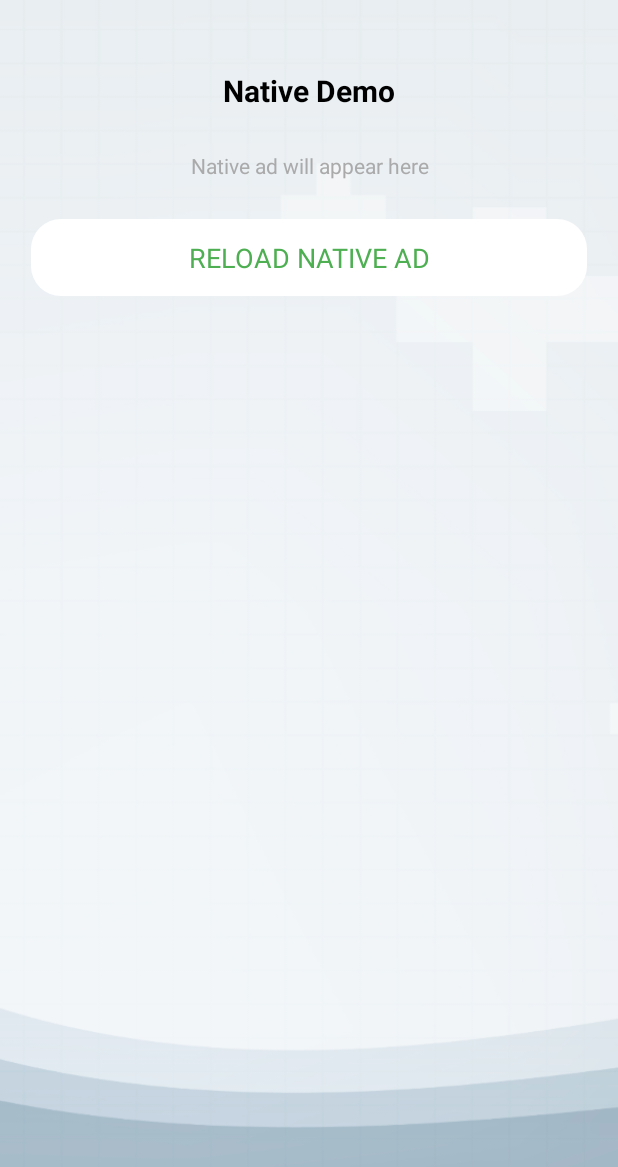
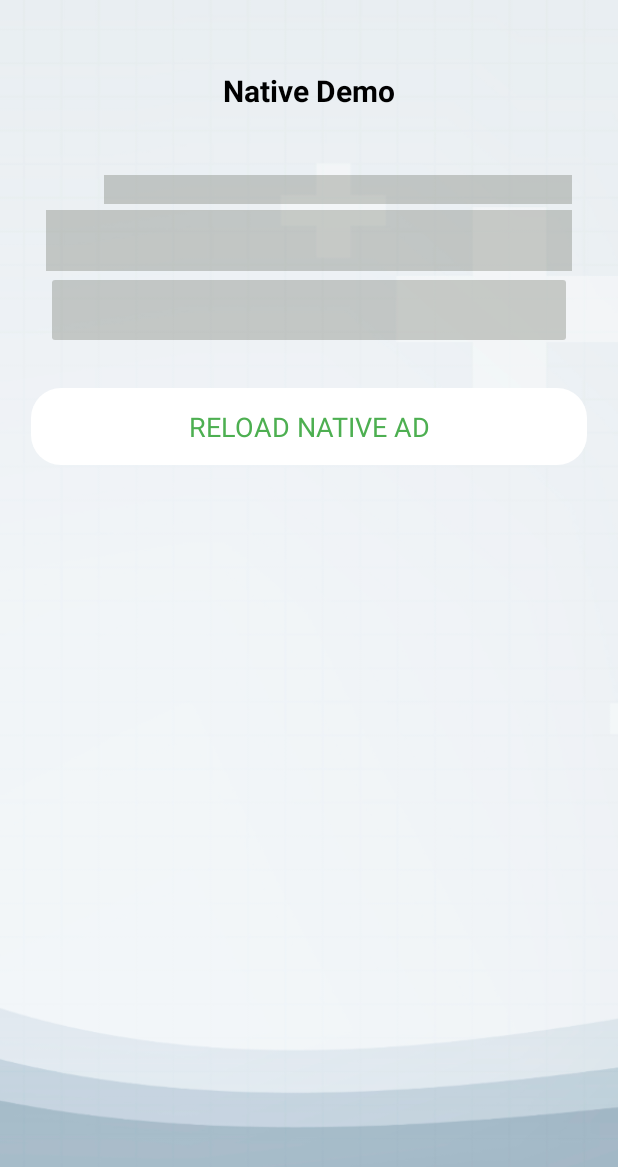
Before and after one commit to quanvh/metabrain_base, an Android app: the NativeAdsActivity screen opened directly, with no data from a screen before it, on a phone screen of 412 x 824 dp. Shown: the top 1167 px of the screen. Run offline under Robolectric (Android 15) with nearby library versions, the light colour scheme and no system bars; our stand-ins replace AdMob, Shimmer, data binding, sdp/ssp sizes; libraries missing offline, so code that uses them is left out: com.appsflyer, com.appsflyer.deeplink; Roboto replaces fonts that are not available here; 1 statement that could not run was skipped.

Commit message:
add shimmer dependency and update native activity layout for improved UI and styling

```diff
--- a/app/build.gradle.kts
+++ b/app/build.gradle.kts
@@ -87,5 +87,5 @@ dependencies {
 
     implementation("com.google.dagger:hilt-android:2.57.2")
     kapt("com.google.dagger:hilt-compiler:2.57.2")
-
+    implementation(libs.shimmer)
 }
--- a/app/src/main/res/layout/native_activity.xml
+++ b/app/src/main/res/layout/native_activity.xml
@@ -14,19 +14,19 @@
         <LinearLayout
             android:layout_width="match_parent"
             android:layout_height="wrap_content"
-            android:orientation="vertical"
-            android:gravity="center_horizontal">
+            android:gravity="center_horizontal"
+            android:orientation="vertical">
 
             <TextView
                 android:id="@+id/tv_native_title"
                 android:layout_width="wrap_content"
                 android:layout_height="wrap_content"
+                android:layout_marginTop="@dimen/_20sdp"
+                android:layout_marginBottom="@dimen/_10sdp"
                 android:text="@string/native_demo_title"
                 android:textColor="@android:color/black"
-                android:textStyle="bold"
                 android:textSize="@dimen/size_title"
-                android:layout_marginTop="@dimen/_20sdp"
-                android:layout_marginBottom="@dimen/_10sdp" />
+                android:textStyle="bold" />
 
             <FrameLayout
                 android:id="@+id/nativeContainer"
@@ -35,26 +35,20 @@
                 android:layout_marginTop="@dimen/_10sdp"
                 android:layout_marginBottom="@dimen/_20sdp">
 
-                <TextView
-                    android:layout_width="match_parent"
-                    android:layout_height="wrap_content"
-                    android:gravity="center"
-                    android:text="@string/native_placeholder"
-                    android:textColor="@android:color/darker_gray"
-                    tools:ignore="RtlHardcoded" />
+                <include layout="@layout/shimmer_native_no_media_default_medium"/>
             </FrameLayout>
 
             <TextView
                 android:id="@+id/btnReloadNative"
                 android:layout_width="match_parent"
                 android:layout_height="wrap_content"
+                android:background="@drawable/bg_card_onboarding"
                 android:gravity="center"
+                android:padding="@dimen/_10sdp"
                 android:text="@string/reload_native"
                 android:textAllCaps="true"
-                android:textSize="@dimen/size_description"
                 android:textColor="@color/greenTick"
-                android:background="@drawable/bg_card_onboarding"
-                android:padding="@dimen/_10sdp" />
+                android:textSize="@dimen/size_description" />
 
         </LinearLayout>
 
--- /dev/null
+++ b/app/src/main/res/layout/shimmer_native_no_media_default_medium.xml
@@ -0,0 +1,76 @@
+<?xml version="1.0" encoding="utf-8"?>
+<com.facebook.shimmer.ShimmerFrameLayout xmlns:android="http://schemas.android.com/apk/res/android"
+    xmlns:app="http://schemas.android.com/apk/res-auto"
+    android:layout_width="match_parent"
+    android:layout_height="wrap_content">
+
+    <androidx.constraintlayout.widget.ConstraintLayout
+        android:layout_width="match_parent"
+        android:layout_height="wrap_content"
+        android:paddingHorizontal="10dp">
+
+        <androidx.constraintlayout.widget.Guideline
+            android:id="@+id/guideline2"
+            android:layout_width="wrap_content"
+            android:layout_height="wrap_content"
+            android:orientation="vertical"
+            app:layout_constraintGuide_percent="0.4" />
+
+        <TextView
+            android:id="@+id/ad_label"
+            android:layout_width="wrap_content"
+            android:layout_height="wrap_content"
+            android:backgroundTint="#43494E3D"
+            android:paddingHorizontal="@dimen/_6sdp"
+            android:paddingVertical="@dimen/_2sdp"
+            android:text="Ad"
+            android:textColor="@color/transparent"
+            app:layout_constraintBottom_toBottomOf="@+id/ad_headline"
+            app:layout_constraintStart_toStartOf="parent"
+            app:layout_constraintTop_toTopOf="@+id/ad_headline" />
+
+        <TextView
+            android:id="@+id/ad_headline"
+            android:layout_width="0dp"
+            android:layout_height="wrap_content"
+            android:layout_marginStart="@dimen/_4sdp"
+            android:layout_marginTop="16dp"
+            android:background="@color/gunmetal_gray"
+            android:ellipsize="end"
+            android:maxLines="1"
+            android:textColor="@color/gunmetal_gray"
+            app:layout_constraintEnd_toEndOf="parent"
+            app:layout_constraintStart_toEndOf="@id/ad_label"
+            app:layout_constraintTop_toTopOf="parent" />
+
+        <TextView
+            android:id="@+id/ad_body"
+            android:layout_width="0dp"
+            android:layout_height="wrap_content"
+            android:layout_marginTop="4dp"
+            android:background="@color/gunmetal_gray"
+            android:ellipsize="end"
+            android:lineSpacingExtra="@dimen/_4sdp"
+            android:lines="2"
+            android:maxLength="90"
+            android:maxLines="2"
+            android:textColor="#626262"
+            app:layout_constraintEnd_toEndOf="parent"
+            app:layout_constraintStart_toStartOf="parent"
+            app:layout_constraintTop_toBottomOf="@+id/ad_headline" />
+
+        <androidx.appcompat.widget.AppCompatButton
+            android:id="@+id/ad_call_to_action"
+            android:layout_width="0dp"
+            android:layout_height="@dimen/_40sdp"
+            android:backgroundTint="@color/gunmetal_gray"
+            android:stateListAnimator="@null"
+            android:textAllCaps="false"
+            android:textColor="@color/white"
+            app:layout_constraintBottom_toBottomOf="parent"
+            app:layout_constraintEnd_toEndOf="parent"
+            app:layout_constraintStart_toStartOf="parent"
+            app:layout_constraintTop_toBottomOf="@+id/ad_body" />
+
+    </androidx.constraintlayout.widget.ConstraintLayout>
+</com.facebook.shimmer.ShimmerFrameLayout>
--- a/app/src/main/res/values/colors.xml
+++ b/app/src/main/res/values/colors.xml
@@ -7,6 +7,7 @@
     <color name="teal_700">#FF018786</color>
     <color name="black">#FF000000</color>
     <color name="white">#FFFFFFFF</color>
+    <color name="gunmetal_gray">#43494E3D</color>
 
     <color name="greenTick">#4DAF51</color>
 </resources>
--- a/gradle/libs.versions.toml
+++ b/gradle/libs.versions.toml
@@ -28,6 +28,7 @@ sdpAndroid = "1.1.1"
 sspAndroid = "1.1.1"
 userMessagingPlatform = "3.2.0"
 firebaseBom="33.2.0"
+shimmer = "0.5.0"
 
 [libraries]
 af-android-sdk = { module = "com.appsflyer:af-android-sdk", version.ref = "afAndroidSdk" }
@@ -71,7 +72,7 @@ review-ktx = { module = "com.google.android.play:review-ktx", version.ref = "rev
 sdp-android = { module = "com.intuit.sdp:sdp-android", version.ref = "sdpAndroid" }
 ssp-android = { module = "com.intuit.ssp:ssp-android", version.ref = "sspAndroid" }
 user-messaging-platform = { module = "com.google.android.ump:user-messaging-platform", version.ref = "userMessagingPlatform" }
-
+shimmer = { module = "com.facebook.shimmer:shimmer", version.ref = "shimmer" }
 [plugins]
 android-application = { id = "com.android.application", version.ref = "agp" }
 kotlin-android = { id = "org.jetbrains.kotlin.android", version.ref = "kotlin" }
```
